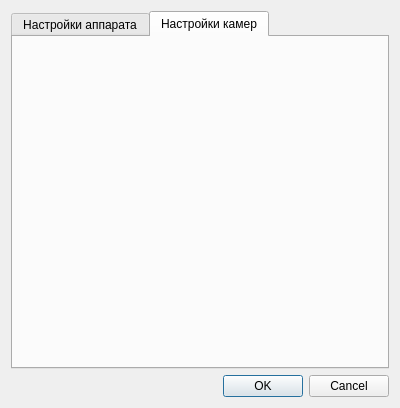
Before: the Qt Designer form settingsdialog.ui in SevR0V/Chersonesos, drawn with Qt 5.
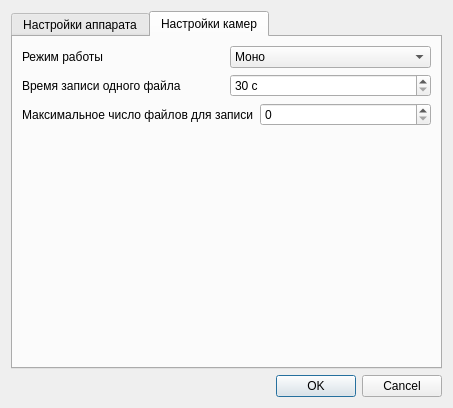
After: the same form once the commit is applied. The open tabs and pages were chosen to show the change.

```diff
--- a/settingsdialog.ui
+++ b/settingsdialog.ui
@@ -6,7 +6,7 @@
    <rect>
     <x>0</x>
     <y>0</y>
-    <width>400</width>
+    <width>453</width>
     <height>408</height>
    </rect>
   </property>
@@ -105,6 +105,97 @@
       <attribute name="title">
        <string>Настройки камер</string>
       </attribute>
+      <layout class="QVBoxLayout" name="verticalLayout_3">
+       <item>
+        <layout class="QHBoxLayout" name="horizontalLayout_6">
+         <item>
+          <widget class="QLabel" name="label_3">
+           <property name="text">
+            <string>Режим работы</string>
+           </property>
+          </widget>
+         </item>
+         <item>
+          <widget class="QComboBox" name="comboBox">
+           <item>
+            <property name="text">
+             <string>Моно</string>
+            </property>
+           </item>
+           <item>
+            <property name="text">
+             <string>Стерео</string>
+            </property>
+           </item>
+          </widget>
+         </item>
+        </layout>
+       </item>
+       <item>
+        <layout class="QHBoxLayout" name="horizontalLayout_5">
+         <item>
+          <widget class="QLabel" name="label_4">
+           <property name="text">
+            <string>Время записи одного файла</string>
+           </property>
+          </widget>
+         </item>
+         <item>
+          <widget class="QSpinBox" name="spinBox_2">
+           <property name="suffix">
+            <string> с</string>
+           </property>
+           <property name="minimum">
+            <number>30</number>
+           </property>
+           <property name="maximum">
+            <number>3600</number>
+           </property>
+           <property name="singleStep">
+            <number>30</number>
+           </property>
+          </widget>
+         </item>
+        </layout>
+       </item>
+       <item>
+        <layout class="QHBoxLayout" name="horizontalLayout_4">
+         <item>
+          <widget class="QLabel" name="label_5">
+           <property name="text">
+            <string>Максимальное число файлов для записи</string>
+           </property>
+          </widget>
+         </item>
+         <item>
+          <widget class="QSpinBox" name="spinBox_3">
+           <property name="minimum">
+            <number>0</number>
+           </property>
+           <property name="maximum">
+            <number>2113314134</number>
+           </property>
+           <property name="singleStep">
+            <number>30</number>
+           </property>
+          </widget>
+         </item>
+        </layout>
+       </item>
+       <item>
+        <spacer name="verticalSpacer_2">
+         <property name="orientation">
+          <enum>Qt::Orientation::Vertical</enum>
+         </property>
+         <property name="sizeHint" stdset="0">
+          <size>
+           <width>20</width>
+           <height>40</height>
+          </size>
+         </property>
+        </spacer>
+       </item>
+      </layout>
      </widget>
     </widget>
    </item>
```
Left out of the diff: 78 changed lines with no effect on the pictures. Lines whose indentation alone changed are shown as unchanged.
